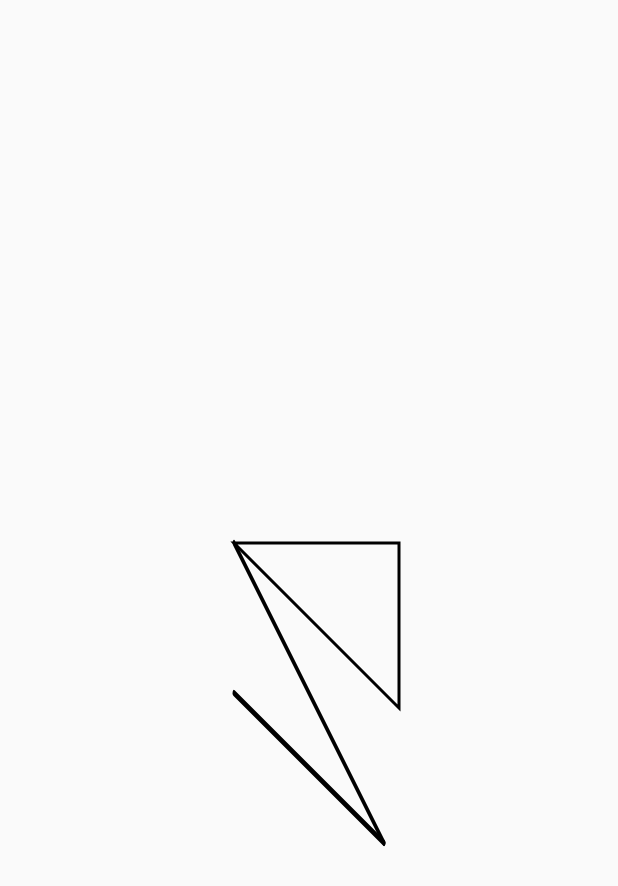
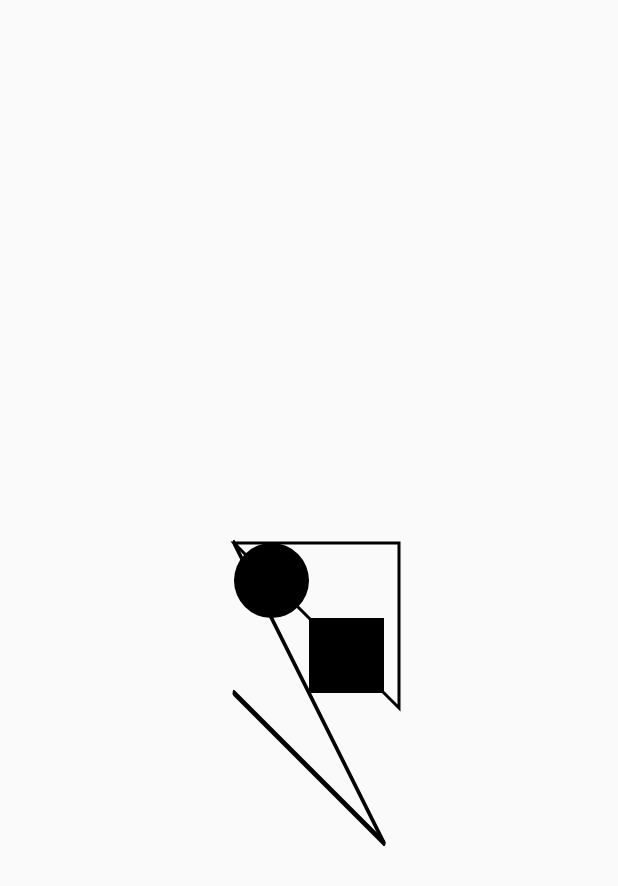
Before and after one commit to deven98/etch, a Flutter app: the screen it shows after launch, on a phone screen of 412 x 824 dp. Shown: the top 886 px of the screen. Run offline on Flutter 3.47's test engine with Material 2 defaults, Android fonts, the phone set to English and light mode, and no system bars.

Commit message:
added oval, rect

```diff
--- a/example/lib/main.dart
+++ b/example/lib/main.dart
@@ -50,7 +50,16 @@ class _DemoPageState extends State<DemoPage> {
               ],
               etchPaint: EtchPaint(
                 style: PaintingStyle.stroke,
-                )),
+              ),
+            ),
+            EtchRect.alignment(
+              topLeftAlignment: Offset.zero,
+              bottomRightAlignment: Offset(1, 1),
+            ),
+            EtchOval.alignment(
+              topLeftAlignment: Offset(-1, -1),
+              bottomRightAlignment: Offset(0, 0),
+            ),
           ],
           child: Container(
             width: 100.0,
--- a/lib/etch.dart
+++ b/lib/etch.dart
@@ -5,6 +5,8 @@ export 'src/components/etch_element.dart';
 export 'src/components/etch_line.dart';
 export 'src/components/etch_paint.dart';
 export 'src/components/etch_layer.dart';
+export 'src/components/etch_rect.dart';
+export 'src/components/etch_oval.dart';
 export 'src/components/path/etch_path_move_to.dart';
 export 'src/components/path/etch_path.dart';
 export 'src/components/path/etch_path_element.dart';
--- /dev/null
+++ b/lib/src/components/etch_oval.dart
@@ -0,0 +1,75 @@
+import 'package:etch/src/components/etch_element.dart';
+import 'package:etch/src/components/etch_paint.dart';
+import 'package:flutter/material.dart';
+
+class EtchOval extends EtchElement {
+  Rect? _rect;
+
+  final EtchPaint etchPaint;
+
+  Offset? _topLeftAlignment;
+  Offset? _bottomRightAlignment;
+
+  EtchOval({
+    required Rect rect,
+    EtchPaint? etchPaint,
+  })  : _rect = rect,
+        etchPaint = etchPaint ?? EtchPaint();
+
+  EtchOval.alignment({
+    required Offset topLeftAlignment,
+    required Offset bottomRightAlignment,
+    EtchPaint? etchPaint,
+  })  : _topLeftAlignment = topLeftAlignment,
+        _bottomRightAlignment = bottomRightAlignment,
+        etchPaint = etchPaint ?? EtchPaint();
+
+  @override
+  void paint(Canvas canvas, Size size) {
+    canvas.drawOval(
+      Rect.fromPoints(
+        _getEffectiveStart(size),
+        _getEffectiveEnd(size),
+      ),
+      etchPaint.paint,
+    );
+  }
+
+  Offset _getEffectiveStart(Size size) {
+    if (_rect != null) {
+      return _rect!.topLeft;
+    }
+
+    var convUnits = _topLeftAlignment! + const Offset(1, 1);
+    var effectiveOffset = size / 2;
+
+    return Offset(convUnits.dx * effectiveOffset.width,
+        convUnits.dy * effectiveOffset.height);
+  }
+
+  Offset _getEffectiveEnd(Size size) {
+    if (_rect != null) {
+      return _rect!.bottomRight;
+    }
+
+    var convUnits = _bottomRightAlignment! + const Offset(1, 1);
+    var effectiveOffset = size / 2;
+
+    return Offset(convUnits.dx * effectiveOffset.width,
+        convUnits.dy * effectiveOffset.height);
+  }
+
+  @override
+  bool shouldRepaint(covariant EtchElement oldElement) {
+    if (oldElement.runtimeType != runtimeType) {
+      return true;
+    }
+
+    var e = oldElement as EtchOval;
+
+    return _rect != e._rect ||
+        etchPaint != e.etchPaint ||
+        _topLeftAlignment != e._topLeftAlignment ||
+        _bottomRightAlignment != e._bottomRightAlignment;
+  }
+}
--- a/lib/src/components/etch_paint.dart
+++ b/lib/src/components/etch_paint.dart
@@ -33,4 +33,17 @@ class EtchPaint {
           ..shader = shader
           ..colorFilter = colorFilter
           ..imageFilter = imageFilter;
+
+  @override
+  bool operator ==(Object other) {
+    if (other.runtimeType != runtimeType) {
+      return false;
+    }
+
+    var e = other as EtchPaint;
+    return paint == e.paint;
+  }
+
+  @override
+  int get hashCode => paint.hashCode;
 }
--- /dev/null
+++ b/lib/src/components/etch_rect.dart
@@ -0,0 +1,75 @@
+import 'package:etch/src/components/etch_element.dart';
+import 'package:etch/src/components/etch_paint.dart';
+import 'package:flutter/material.dart';
+
+class EtchRect extends EtchElement {
+  Rect? _rect;
+
+  final EtchPaint etchPaint;
+
+  Offset? _topLeftAlignment;
+  Offset? _bottomRightAlignment;
+
+  EtchRect({
+    required Rect rect,
+    EtchPaint? etchPaint,
+  })  : _rect = rect,
+        etchPaint = etchPaint ?? EtchPaint();
+
+  EtchRect.alignment({
+    required Offset topLeftAlignment,
+    required Offset bottomRightAlignment,
+    EtchPaint? etchPaint,
+  })  : _topLeftAlignment = topLeftAlignment,
+        _bottomRightAlignment = bottomRightAlignment,
+        etchPaint = etchPaint ?? EtchPaint();
+
+  @override
+  void paint(Canvas canvas, Size size) {
+    canvas.drawRect(
+      Rect.fromPoints(
+        _getEffectiveStart(size),
+        _getEffectiveEnd(size),
+      ),
+      etchPaint.paint,
+    );
+  }
+
+  Offset _getEffectiveStart(Size size) {
+    if (_rect != null) {
+      return _rect!.topLeft;
+    }
+
+    var convUnits = _topLeftAlignment! + const Offset(1, 1);
+    var effectiveOffset = size / 2;
+
+    return Offset(convUnits.dx * effectiveOffset.width,
+        convUnits.dy * effectiveOffset.height);
+  }
+
+  Offset _getEffectiveEnd(Size size) {
+    if (_rect != null) {
+      return _rect!.bottomRight;
+    }
+
+    var convUnits = _bottomRightAlignment! + const Offset(1, 1);
+    var effectiveOffset = size / 2;
+
+    return Offset(convUnits.dx * effectiveOffset.width,
+        convUnits.dy * effectiveOffset.height);
+  }
+
+  @override
+  bool shouldRepaint(covariant EtchElement oldElement) {
+    if (oldElement.runtimeType != runtimeType) {
+      return true;
+    }
+
+    var e = oldElement as EtchRect;
+
+    return _rect != e._rect ||
+        etchPaint != e.etchPaint ||
+        _topLeftAlignment != e._topLeftAlignment ||
+        _bottomRightAlignment != e._bottomRightAlignment;
+  }
+}
```
Lines whose indentation alone changed are shown as unchanged.
